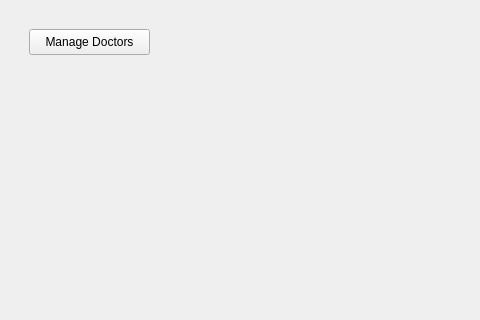
This is UI/MainWindow/mainwindow.ui in davrdic/DavidPharmacyEleven as Qt 5 draws it before an edit; both pictures show x 0 to 480 and y 0 to 320 of the 800 by 600 pixel window. The edited form follows.
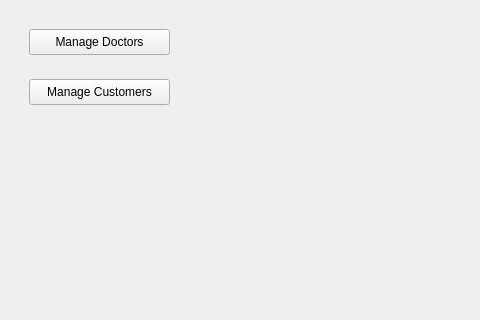
This is the edited form. Custom widgets are drawn as their Qt base class.

Commit message: Manage Customers screen added. Needs functionality.

Patch:
```diff
--- a/UI/MainWindow/mainwindow.ui
+++ b/UI/MainWindow/mainwindow.ui
@@ -25,7 +25,7 @@
            <rect>
             <x>20</x>
             <y>20</y>
-            <width>121</width>
+            <width>141</width>
             <height>26</height>
            </rect>
           </property>
@@ -33,6 +33,19 @@
            <string>Manage Doctors</string>
           </property>
          </widget>
+         <widget class="QPushButton" name="manageCustomersButton">
+          <property name="geometry">
+           <rect>
+            <x>20</x>
+            <y>70</y>
+            <width>141</width>
+            <height>26</height>
+           </rect>
+          </property>
+          <property name="text">
+           <string>Manage Customers</string>
+          </property>
+         </widget>
         </widget>
         <widget class="ManageDoctorsWindow" name="page_2"/>
        </widget>
@@ -60,6 +73,12 @@
    <header>managedoctorswindow.h</header>
    <container>1</container>
   </customwidget>
+  <customwidget>
+   <class>ManageCustomersWindow</class>
+   <extends>QWidget</extends>
+   <header>managecustomerswindow.h</header>
+   <container>1</container>
+  </customwidget>
  </customwidgets>
  <resources/>
  <connections/>
```
Left out of the diff: 1 changed line with no effect on the pictures. The commit also changes 42 other files.
